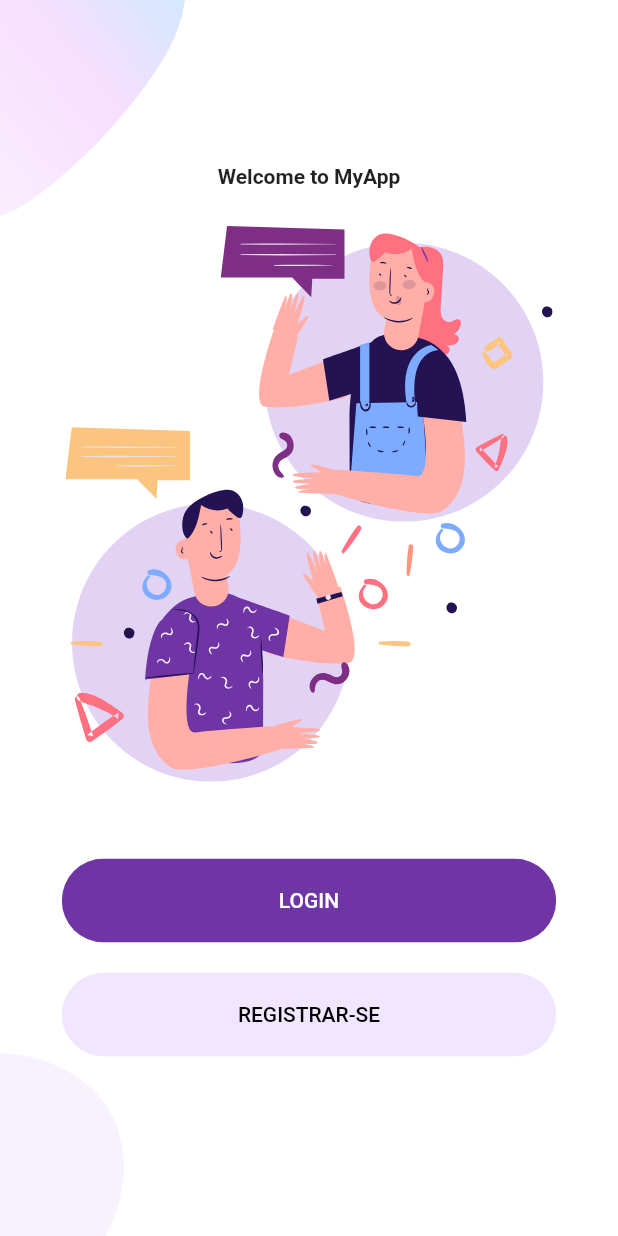
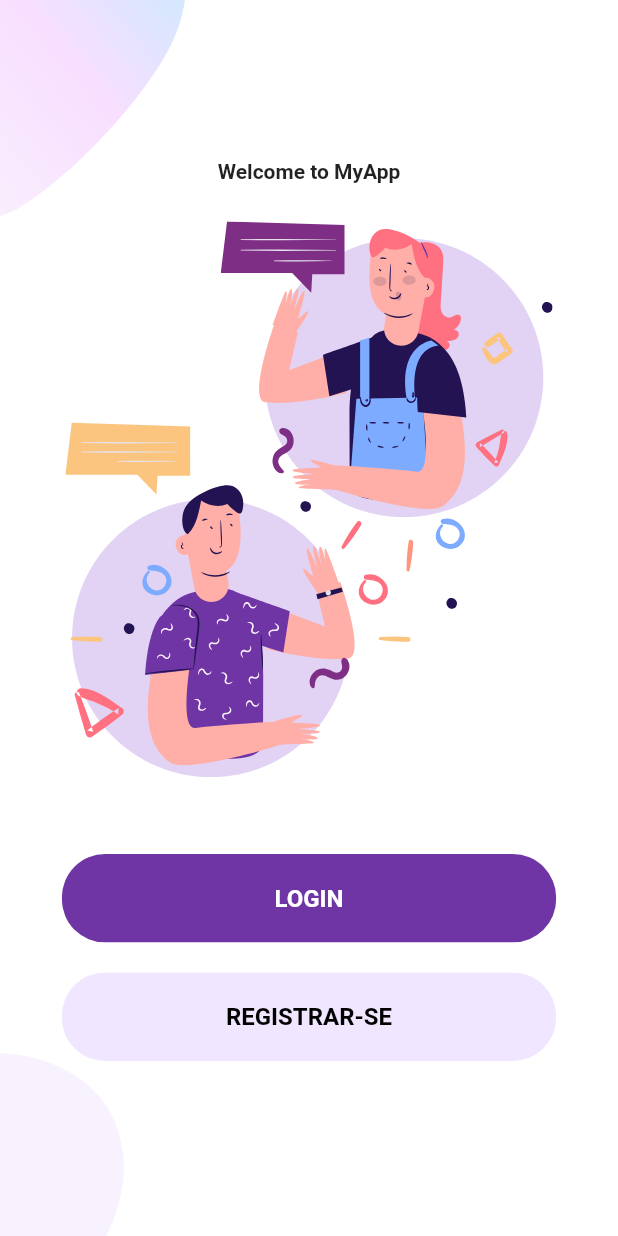
Before and after one commit to ismaelguimaraes/myapp-with-flutter, a Flutter app: the screen it shows after launch, on a phone screen of 412 x 824 dp. Run offline on Flutter 3.47's test engine with Material 2 defaults, Android fonts, the phone set to English and light mode, and no system bars; our stand-ins replace flutter_svg.

Commit message:
Ajustes no componente de roundedButton

```diff
--- a/lib/components/roundedButton.dart
+++ b/lib/components/roundedButton.dart
@@ -32,7 +32,11 @@ class RoundedButton extends StatelessWidget {
           onPressed: press,
           child: Text(
             text,
-            style: TextStyle(color: textColor),
+            style: TextStyle(
+              color: textColor,
+              fontWeight: FontWeight.bold,
+              fontSize: 16,
+            ),
           ),
         ),
       ),
```
